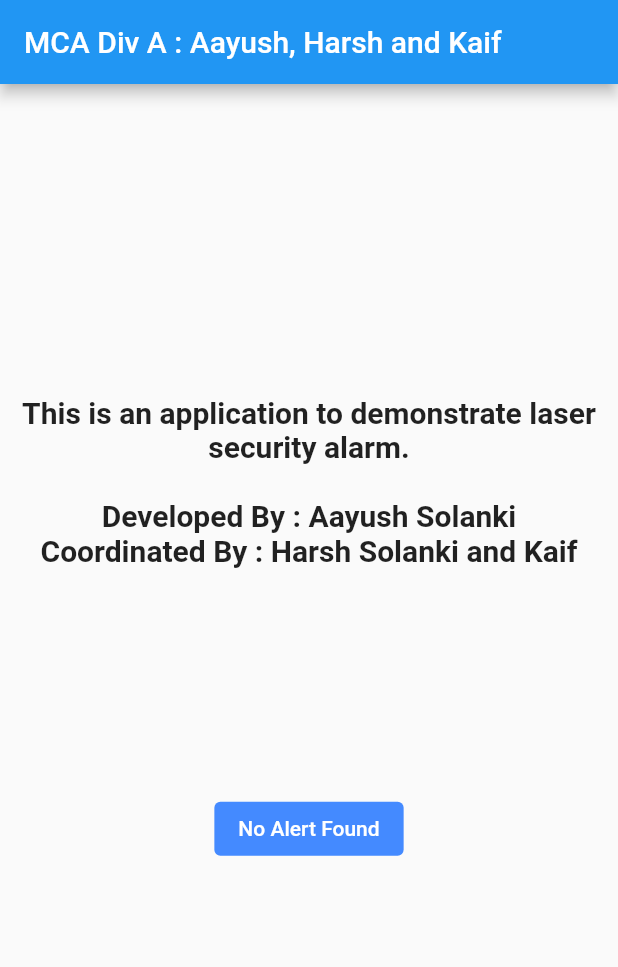
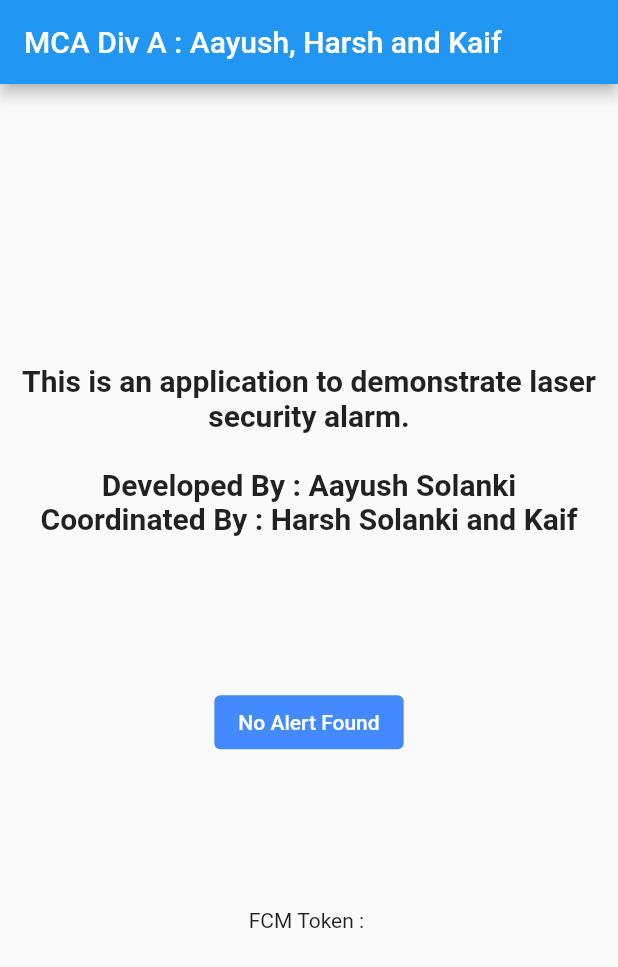
Before and after one commit to aayushsolanki40/Laser-Security-Alarm-Ardiuno-Flutter, a Flutter app: the screen it shows after launch, after a tap on "Ignore Alert", on a phone screen of 412 x 824 dp. Shown: the top 967 px of the screen. Run offline on Flutter 3.47's test engine with Material 2 defaults, Android fonts, the phone set to English and light mode, and no system bars; our stand-ins replace firebase_core, firebase_database, firebase_messaging; accounts and stored records are empty.

Commit message:
fix: Fix toek display

```diff
--- a/lib/main.dart
+++ b/lib/main.dart
@@ -10,8 +10,6 @@ import 'database.dart';
 void main() async {
   WidgetsFlutterBinding.ensureInitialized();
   await Firebase.initializeApp(options: DefaultFirebaseOptions.currentPlatform);
-  final fcmToken = await FirebaseMessaging.instance.getToken();
-  print(fcmToken);
   runApp(const MyApp());
 }
 
@@ -41,9 +39,9 @@ class MyHomePage extends StatefulWidget {
 
 class _MyHomePageState extends State<MyHomePage> {
   bool isAlert = false;
+  String deviceToken = "";
   @override
   Widget build(BuildContext context) {
-    final database = FirebaseDatabaseService();
     DatabaseReference ref = FirebaseDatabase.instance.ref("security/isAlert");
     ref.onValue.listen((DatabaseEvent event) {
       final Object? data = event.snapshot.value;
@@ -58,10 +56,14 @@ class _MyHomePageState extends State<MyHomePage> {
       FirebaseDatabase.instance.ref().update(updates);
     }
 
+    FirebaseMessaging.instance.getToken().then((fcmToken) => {
+          setState(() {
+            deviceToken = fcmToken!;
+          })
+        });
+
     return Scaffold(
         appBar: AppBar(
-          // Here we take the value from the MyHomePage object that was created by
-          // the App.build method, and use it to set our appbar title.
           title: Text(widget.title),
         ),
         body: Center(
@@ -72,7 +74,7 @@ class _MyHomePageState extends State<MyHomePage> {
                   'This is an application to demonstrate laser security alarm.\n\nDeveloped By : Aayush Solanki\nCoordinated By : Harsh Solanki and Kaif',
                   textAlign: TextAlign.center,
                   style: TextStyle(fontWeight: FontWeight.bold, fontSize: 20)),
-              const SizedBox(height: 150),
+              const SizedBox(height: 100),
               ElevatedButton(
                   onPressed: offAlert,
                   style: ElevatedButton.styleFrom(
@@ -87,7 +89,10 @@ class _MyHomePageState extends State<MyHomePage> {
                   ? const Text('Alert! Laser interruption detected',
                       style: TextStyle(
                           color: Colors.red, fontWeight: FontWeight.bold))
-                  : const SizedBox(height: 40)
+                  : const SizedBox(height: 0),
+              const SizedBox(height: 100),
+              Text('FCM Token : '),
+              SelectableText(deviceToken)
             ],
           ),
         ));
```
Also changed, not shown: lib/firebase_options.dart.
